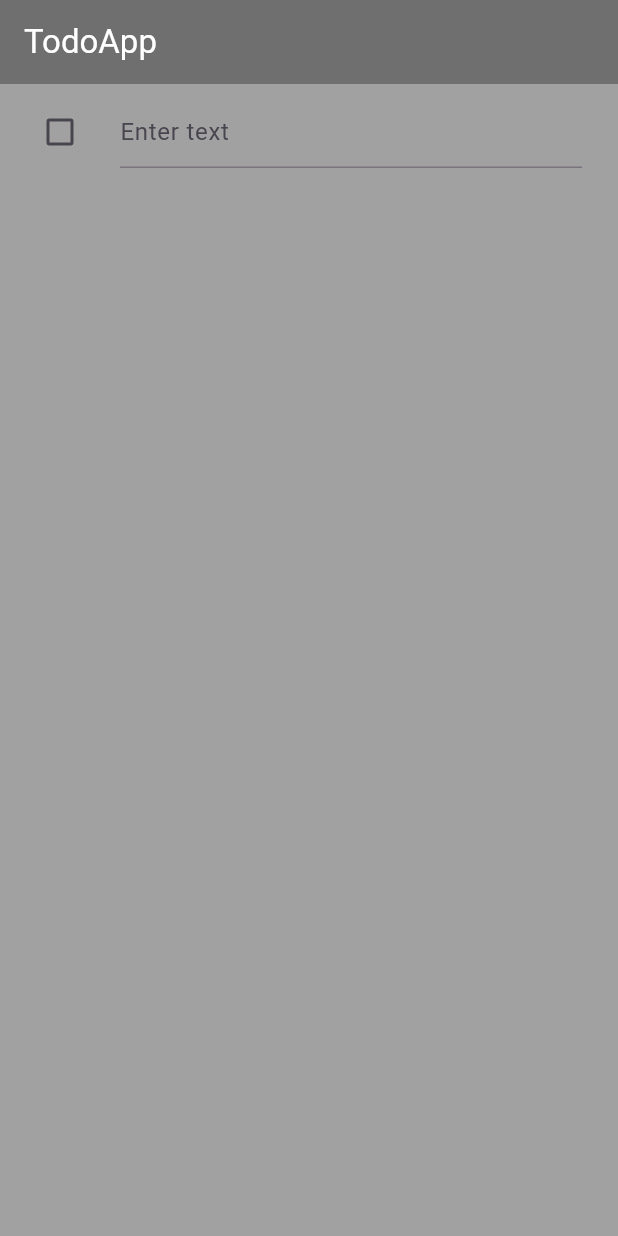
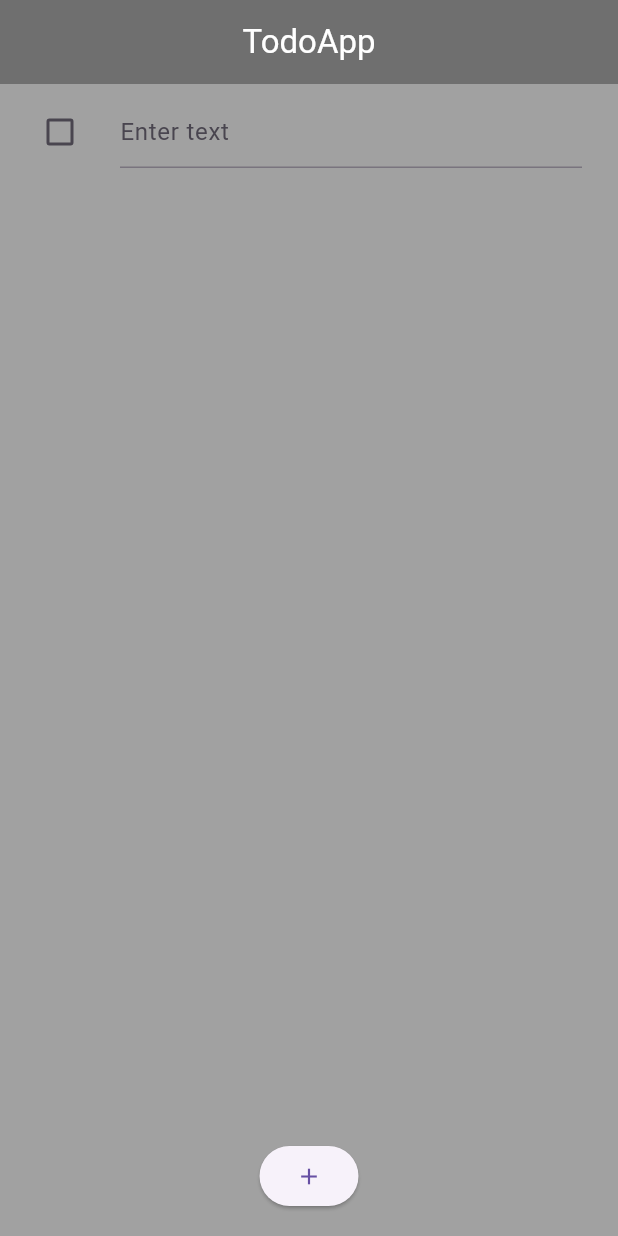
Before and after one commit to r3laty/todo_application, a Flutter app: the screen it shows after launch, on a phone screen of 412 x 824 dp. Run offline on Flutter 3.47's test engine with Material 3 defaults, Android fonts, the phone set to English and light mode, and no system bars.

Commit message:
add a button add

```diff
--- a/lib/main.dart
+++ b/lib/main.dart
@@ -1,5 +1,3 @@
-import 'dart:ffi';
-
 import 'package:flutter/material.dart';
 
 void main() => runApp(MyApp());
@@ -9,9 +7,7 @@ class MyApp extends StatelessWidget {
 
   @override
   Widget build(BuildContext context) {
-    return MaterialApp(
-      debugShowCheckedModeBanner: false,
-      home: HomePage());
+    return MaterialApp(debugShowCheckedModeBanner: false, home: HomePage());
   }
 }
 
@@ -30,13 +26,18 @@ class _HomePageState extends State<HomePage> {
   Widget build(BuildContext context) {
     return Scaffold(
       backgroundColor: const Color.fromARGB(118, 52, 52, 52),
-      appBar: AppBar(backgroundColor: const Color.fromARGB(118, 52, 52, 52),
+      appBar: AppBar(
+        backgroundColor: const Color.fromARGB(118, 52, 52, 52),
         title: Text("TodoApp"),
-      foregroundColor: Colors.white,),
-      body: ListView.builder(
+        centerTitle: true,
+        foregroundColor: Colors.white,
+      ),
+      body: Column(
+        children: [
+          Expanded(
+            child: ListView.builder(
               itemCount: tiles,
-        itemBuilder: (context, index) =>
-          ListTile(
+              itemBuilder: (context, index) => ListTile(
                 leading: Checkbox(
                   value: isDone,
                   onChanged: (newValue) {
@@ -50,15 +51,29 @@ class _HomePageState extends State<HomePage> {
                     decoration: isDone
                         ? TextDecoration.lineThrough
                         : TextDecoration.none,
-                    color: Colors.white
+                    decorationThickness: 5.0,
+                    color: Colors.white,
                   ),
-              decoration: InputDecoration(
-                //border: OutlineInputBorder(),
-                hintText: 'Enter text',
+                  decoration: const InputDecoration(hintText: 'Enter text'),
                 ),
               ),
             ),
           ),
+          // Кнопка под списком
+          Padding(
+            padding: const EdgeInsets.all(16.0),
+            child: ElevatedButton(
+              onPressed: () {
+                setState(() {
+                  tiles++; // Например, добавляем новую плитку
+                });
+              },
+              child:
+              Icon(Icons.add, )
+            ),
+          ),
+        ],
+      ),
     );
   }
 }
```
Lines whose indentation alone changed are shown as unchanged.
